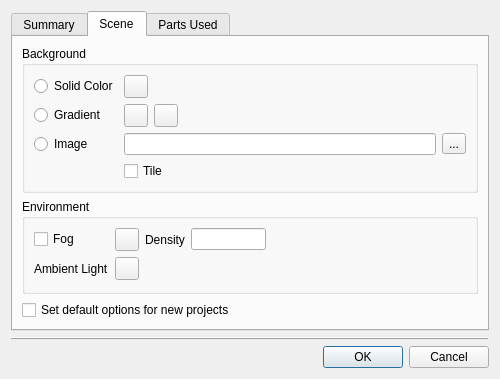
The window that qt/lc_qpropertiesdialog.ui (leozide/leocad) describes before a commit, drawn with Qt 5.
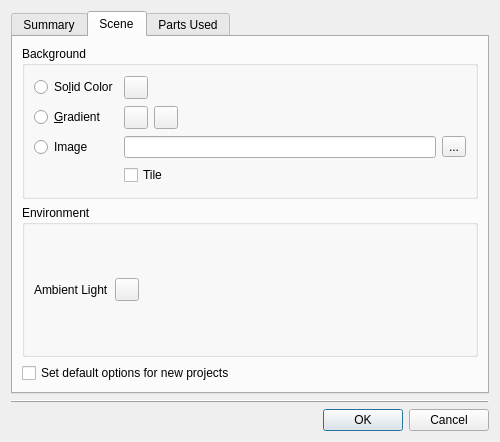
The same window after the commit. The open tabs and pages were chosen to show the change.

Patch:
```diff
--- a/qt/lc_qpropertiesdialog.ui
+++ b/qt/lc_qpropertiesdialog.ui
@@ -7,7 +7,7 @@
     <x>0</x>
     <y>0</y>
     <width>500</width>
-    <height>362</height>
+    <height>442</height>
    </rect>
   </property>
   <property name="windowTitle">
@@ -105,7 +105,7 @@
           <item row="0" column="0">
            <widget class="QRadioButton" name="solidRadio">
             <property name="text">
-             <string>Solid Color</string>
+             <string>So&amp;lid Color</string>
             </property>
            </widget>
           </item>
@@ -119,7 +119,7 @@
           <item row="1" column="0">
            <widget class="QRadioButton" name="gradientRadio">
             <property name="text">
-             <string>Gradient</string>
+             <string>&amp;Gradient</string>
             </property>
            </widget>
           </item>
@@ -178,61 +178,13 @@
          </property>
          <layout class="QGridLayout" name="gridLayout_2">
           <item row="0" column="0">
-           <widget class="QCheckBox" name="fogCheckBox">
-            <property name="text">
-             <string>Fog</string>
-            </property>
-           </widget>
-          </item>
-          <item row="0" column="1">
-           <layout class="QHBoxLayout" name="horizontalLayout_4">
-            <item>
-             <widget class="QToolButton" name="fogColorButton">
-              <property name="text">
-               <string/>
-              </property>
-             </widget>
-            </item>
-            <item>
-             <widget class="QLabel" name="label_19">
-              <property name="text">
-               <string>Density</string>
-              </property>
-             </widget>
-            </item>
-            <item>
-             <widget class="QLineEdit" name="fogDensityEdit">
-              <property name="maximumSize">
-               <size>
-                <width>75</width>
-                <height>16777215</height>
-               </size>
-              </property>
-             </widget>
-            </item>
-            <item>
-             <spacer name="horizontalSpacer_3">
-              <property name="orientation">
-               <enum>Qt::Horizontal</enum>
-              </property>
-              <property name="sizeHint" stdset="0">
-               <size>
-                <width>40</width>
-                <height>20</height>
-               </size>
-              </property>
-             </spacer>
-            </item>
-           </layout>
-          </item>
-          <item row="1" column="0">
            <widget class="QLabel" name="label_20">
             <property name="text">
              <string>Ambient Light</string>
             </property>
            </widget>
           </item>
-          <item row="1" column="1">
+          <item row="0" column="1">
            <layout class="QHBoxLayout" name="horizontalLayout_5">
             <item>
              <widget class="QToolButton" name="ambientColorButton">
```
Left out of the diff: 7 changed lines with no effect on the pictures.
